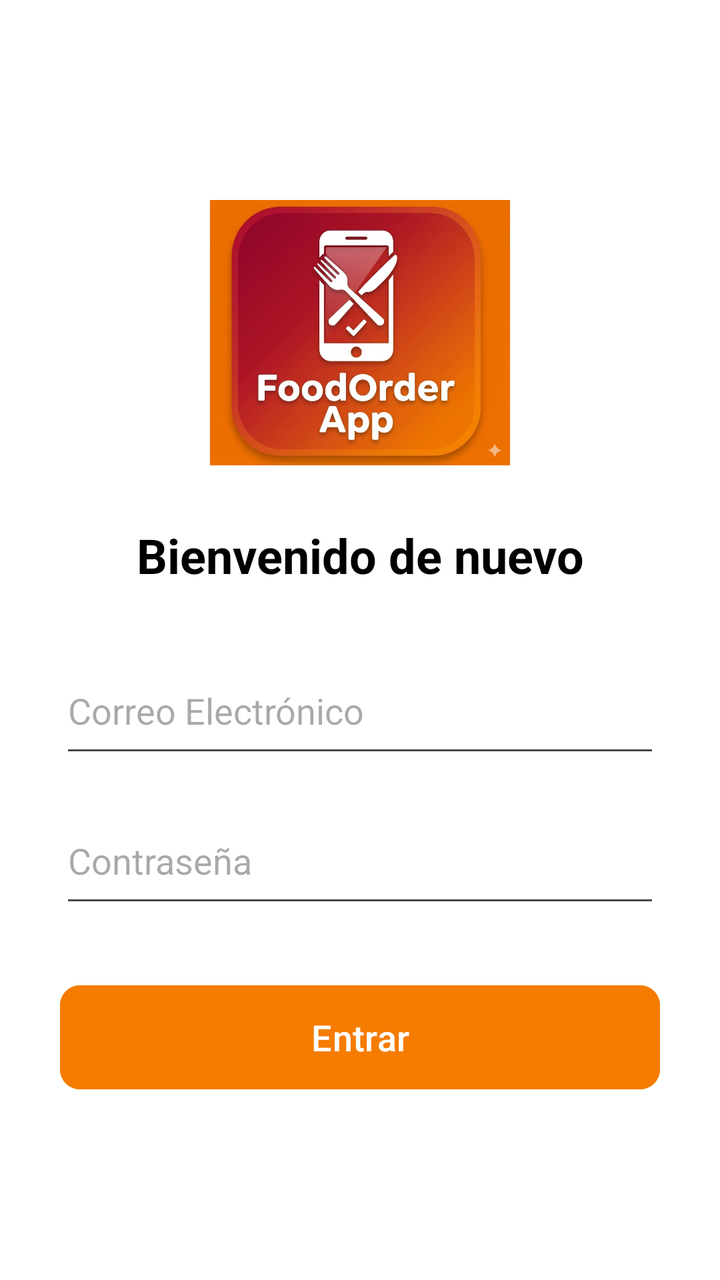
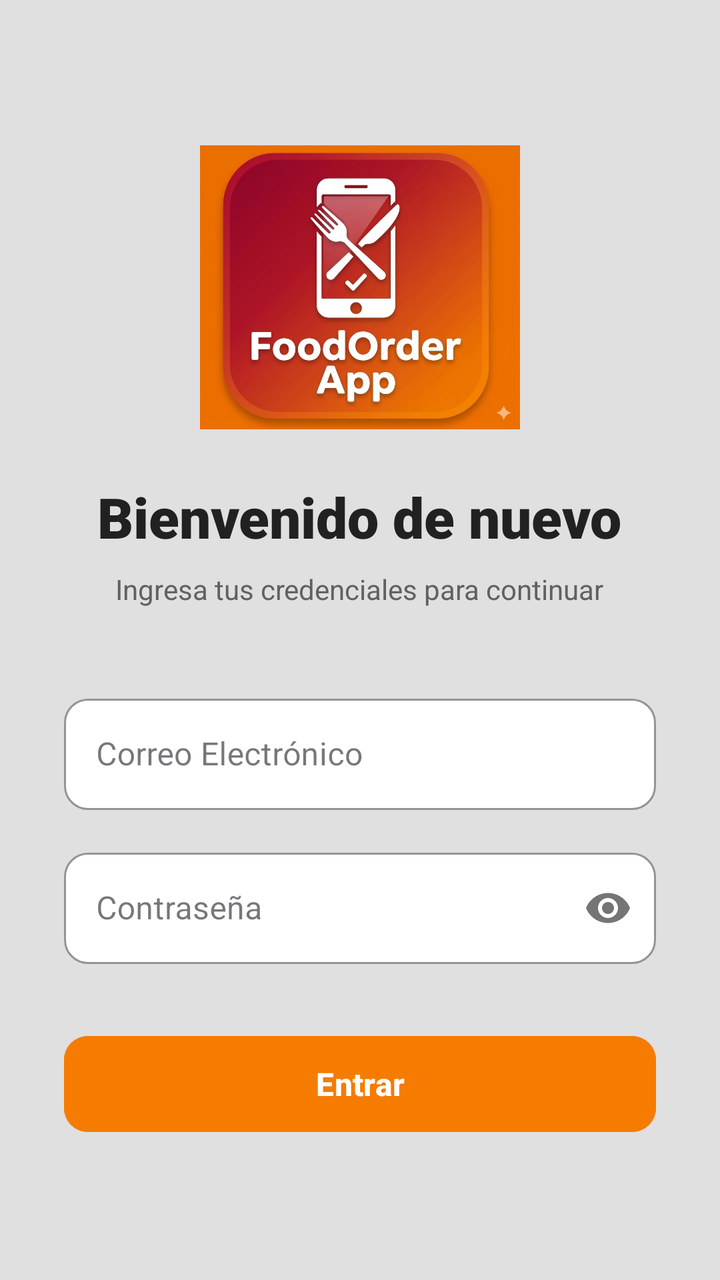

Screens rendered from an Android XML layout before and after an edit, with the pre-edit source and the edit as a unified diff.
<!-- AndroidManifest.xml: application theme Theme.FoodOrderApp -->
<!-- res/layout/activity_login.xml -->
<?xml version="1.0" encoding="utf-8"?>
<LinearLayout
    xmlns:android="http://schemas.android.com/apk/res/android"
    xmlns:app="http://schemas.android.com/apk/res-auto"
    xmlns:tools="http://schemas.android.com/tools"
    android:layout_width="match_parent"
    android:layout_height="match_parent"
    android:orientation="vertical"
    android:padding="30dp"
    android:gravity="center"
    android:background="@color/white"
    tools:context=".LoginActivity">

    <ImageView
        android:layout_width="150dp"
        android:layout_height="150dp"
        android:src="@drawable/foodorderapp"
        android:layout_marginBottom="20dp"
        android:contentDescription="Logo de la App"/>

    <TextView
        android:layout_width="match_parent"
        android:layout_height="wrap_content"
        android:text="Bienvenido de nuevo"
        android:textSize="24sp"
        android:textStyle="bold"
        android:textColor="@color/black"
        android:textAlignment="center"
        android:layout_marginBottom="30dp"/>

    <EditText
        android:id="@+id/etLoginCorreo"
        android:layout_width="match_parent"
        android:layout_height="60dp"
        android:hint="Correo Electrónico"
        android:inputType="textEmailAddress"
        android:layout_marginBottom="15dp"/>

    <EditText
        android:id="@+id/etLoginPassword"
        android:layout_width="match_parent"
        android:layout_height="60dp"
        android:hint="Contraseña"
        android:inputType="textPassword"
        android:layout_marginBottom="30dp"/>

    <Button
        android:id="@+id/btnLoginEntrar"
        android:layout_width="match_parent"
        android:layout_height="60dp"
        android:text="Entrar"
        android:textColor="@color/white"
        android:backgroundTint="@color/naranja_primario"
        android:textSize="18sp"
        app:cornerRadius="10dp"/>

</LinearLayout>
<!-- resources referenced by this layout -->
<resources>
  <color name="black">#FF000000</color>
  <color name="naranja_primario">#F57C00</color>
  <color name="white">#FFFFFFFF</color>
  <!-- drawable foodorderapp: jpg bitmap (drawable, 115478 bytes) -->
  <style name="Theme.FoodOrderApp" parent="Base.Theme.FoodOrderApp" />
  <style name="Base.Theme.FoodOrderApp" parent="Theme.Material3.DayNight.NoActionBar">
          
          
      </style>
</resources>

<!-- the commit's change to res/layout/activity_login.xml (unified diff, before → after) -->
@@ -6,52 +6,103 @@
     android:layout_width="match_parent"
     android:layout_height="match_parent"
     android:orientation="vertical"
-    android:padding="30dp"
-    android:gravity="center"
-    android:background="@color/white"
+    android:padding="32dp"
+    android:gravity="center_horizontal"
+    android:background="@color/gris"
     tools:context=".LoginActivity">
 
+    <Space
+        android:layout_width="match_parent"
+        android:layout_height="0dp"
+        android:layout_weight="1" />
+
     <ImageView
-        android:layout_width="150dp"
-        android:layout_height="150dp"
+        android:layout_width="160dp"
+        android:layout_height="160dp"
         android:src="@drawable/foodorderapp"
-        android:layout_marginBottom="20dp"
+        android:layout_marginBottom="16dp"
         android:contentDescription="Logo de la App"/>
 
     <TextView
+        android:layout_width="wrap_content"
+        android:layout_height="wrap_content"
+        android:text="Bienvenido de nuevo"
+        android:textSize="28sp"
+        android:fontFamily="sans-serif-black"
+        android:textColor="#212121"
+        android:layout_marginBottom="8dp"/>
+
+    <TextView
+        android:layout_width="wrap_content"
+        android:layout_height="wrap_content"
+        android:text="Ingresa tus credenciales para continuar"
+        android:textSize="14sp"
+        android:textColor="#616161"
+        android:layout_marginBottom="40dp"/>
+
+    <com.google.android.material.textfield.TextInputLayout
+        style="@style/Widget.MaterialComponents.TextInputLayout.OutlinedBox"
         android:layout_width="match_parent"
         android:layout_height="wrap_content"
-        android:text="Bienvenido de nuevo"
-        android:textSize="24sp"
-        android:textStyle="bold"
-        android:textColor="@color/black"
-        android:textAlignment="center"
-        android:layout_marginBottom="30dp"/>
+        android:layout_marginBottom="16dp"
+        app:boxStrokeColor="@color/naranja_primario"
+        app:hintTextColor="@color/naranja_primario"
+        app:boxBackgroundColor="@color/white"
+        app:boxCornerRadiusTopStart="12dp"
+        app:boxCornerRadiusTopEnd="12dp"
+        app:boxCornerRadiusBottomStart="12dp"
+        app:boxCornerRadiusBottomEnd="12dp">
 
-    <EditText
-        android:id="@+id/etLoginCorreo"
+        <com.google.android.material.textfield.TextInputEditText
+            android:id="@+id/etLoginCorreo"
+            android:layout_width="match_parent"
+            android:layout_height="wrap_content"
+            android:hint="Correo Electrónico"
+            android:inputType="textEmailAddress"
+            android:textColor="#212121"
+            android:textColorHint="#757575" />
+    </com.google.android.material.textfield.TextInputLayout>
+
+    <com.google.android.material.textfield.TextInputLayout
+        style="@style/Widget.MaterialComponents.TextInputLayout.OutlinedBox"
         android:layout_width="match_parent"
-        android:layout_height="60dp"
-        android:hint="Correo Electrónico"
-        android:inputType="textEmailAddress"
-        android:layout_marginBottom="15dp"/>
+        android:layout_height="wrap_content"
+        android:layout_marginBottom="32dp"
+        app:passwordToggleEnabled="true"
+        app:boxStrokeColor="@color/naranja_primario"
+        app:hintTextColor="@color/naranja_primario"
+        app:boxBackgroundColor="@color/white"
+        app:boxCornerRadiusTopStart="12dp"
+        app:boxCornerRadiusTopEnd="12dp"
+        app:boxCornerRadiusBottomStart="12dp"
+        app:boxCornerRadiusBottomEnd="12dp">
 
-    <EditText
-        android:id="@+id/etLoginPassword"
-        android:layout_width="match_parent"
-        android:layout_height="60dp"
-        android:hint="Contraseña"
-        android:inputType="textPassword"
-        android:layout_marginBottom="30dp"/>
+        <com.google.android.material.textfield.TextInputEditText
+            android:id="@+id/etLoginPassword"
+            android:layout_width="match_parent"
+            android:layout_height="wrap_content"
+            android:hint="Contraseña"
+            android:inputType="textPassword"
+            android:textColor="#212121"
+            android:textColorHint="#757575" />
+    </com.google.android.material.textfield.TextInputLayout>
 
     <Button
         android:id="@+id/btnLoginEntrar"
         android:layout_width="match_parent"
-        android:layout_height="60dp"
+        android:layout_height="56dp"
         android:text="Entrar"
+        android:textAllCaps="false"
         android:textColor="@color/white"
         android:backgroundTint="@color/naranja_primario"
-        android:textSize="18sp"
-        app:cornerRadius="10dp"/>
+        android:textSize="16sp"
+        android:textStyle="bold"
+        app:elevation="4dp"
+        app:cornerRadius="12dp"/>
+
+    <Space
+        android:layout_width="match_parent"
+        android:layout_height="0dp"
+        android:layout_weight="1.2" />
 
 </LinearLayout>
<!-- resource entries referenced after the edit -->
@@ -1,6 +1,6 @@
 <!-- resources referenced by this layout -->
 <resources>
-  <color name="black">#FF000000</color>
+  <color name="gris">#E0E0E0</color>
   <color name="naranja_primario">#F57C00</color>
   <color name="white">#FFFFFFFF</color>
   <!-- drawable foodorderapp: jpg bitmap (drawable, 115478 bytes) -->
